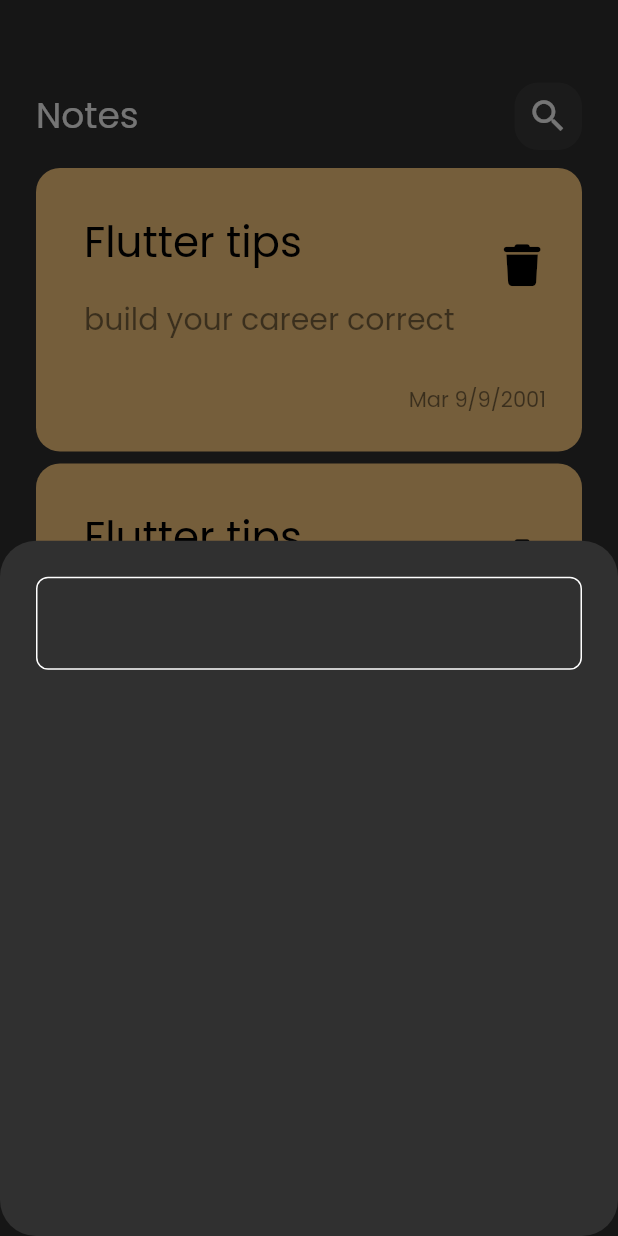
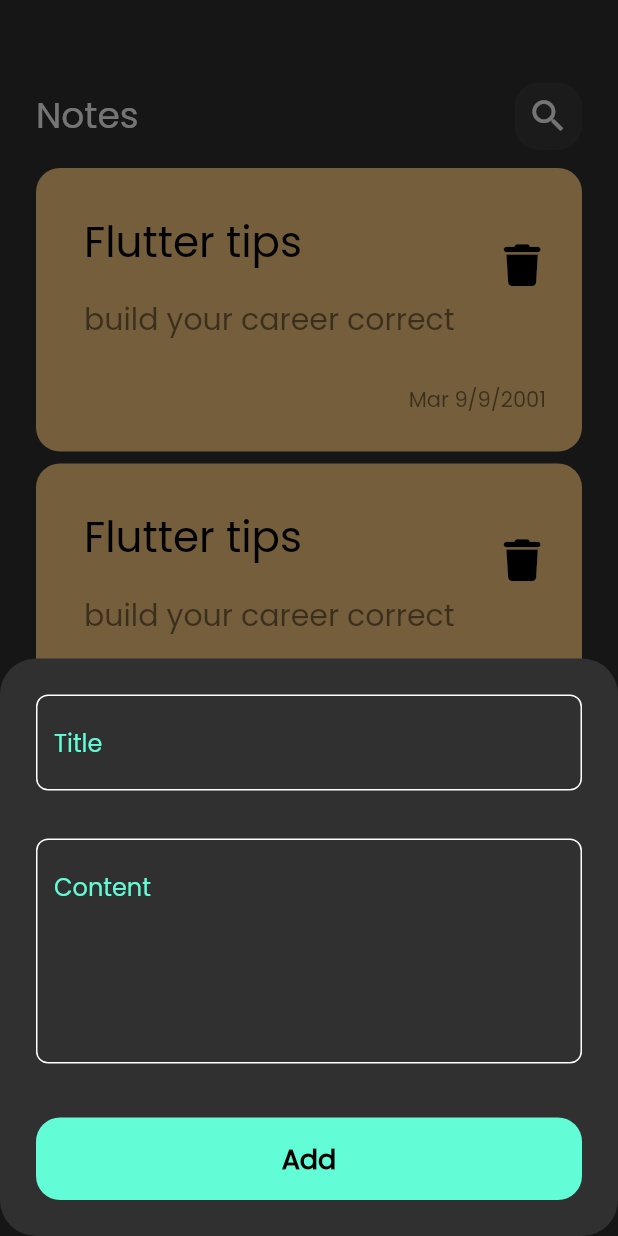
Before and after one commit to Taku-Android/Note-App, a Flutter app: the screen it shows after launch, after a tap on the "add" icon, on a phone screen of 412 x 824 dp. Run offline on Flutter 3.47's test engine with Material 2 defaults, Android fonts, the phone set to English and light mode, and no system bars; our stand-ins replace font_awesome_flutter.

Commit message:
- finish bottom sheet

```diff
--- a/lib/views/notes_view.dart
+++ b/lib/views/notes_view.dart
@@ -1,6 +1,6 @@
 import 'package:flutter/material.dart';
 import 'package:note_app/widgets/notes_view_body.dart';
-import '../widgets/add_note_bottomSheet.dart';
+import '../widgets/add_note_bottom_sheet.dart';
 
 class NotesView extends StatelessWidget {
   const NotesView({Key? key}) : super(key: key);
--- a/lib/widgets/add_note_bottomSheet.dart
+++ /dev/null
@@ -1,19 +0,0 @@
-import 'package:flutter/material.dart';
-import 'package:note_app/widgets/custom_text_field.dart';
-
-class AddNoteBottomSheet extends StatelessWidget {
-  const AddNoteBottomSheet({Key? key}) : super(key: key);
-
-  @override
-  Widget build(BuildContext context) {
-    return Padding(
-      padding: const EdgeInsets.symmetric(horizontal: 24.0),
-      child: Column(
-        children: [
-          SizedBox(height: 24,),
-          CustomTextField(),
-        ],
-      ),
-    );
-  }
-}
--- /dev/null
+++ b/lib/widgets/add_note_bottom_sheet.dart
@@ -0,0 +1,33 @@
+import 'package:flutter/material.dart';
+import 'package:note_app/widgets/custom_text_field.dart';
+import 'custom_button.dart';
+
+class AddNoteBottomSheet extends StatelessWidget {
+  const AddNoteBottomSheet({Key? key}) : super(key: key);
+
+  @override
+  Widget build(BuildContext context) {
+    return Padding(
+      padding: const EdgeInsets.symmetric(horizontal: 24.0),
+      child: SingleChildScrollView(
+        child: Column(
+          children: const [
+            SizedBox(height: 24,),
+            CustomTextField(hint: 'Title',),
+            SizedBox(height: 32,),
+
+            CustomTextField(hint: 'Content', maxLines: 5,),
+
+            SizedBox(height: 36,),
+
+
+            CustomButton(),
+
+            SizedBox(height: 24,),
+
+          ],
+        ),
+      ),
+    );
+  }
+}
--- /dev/null
+++ b/lib/widgets/custom_button.dart
@@ -0,0 +1,28 @@
+import 'package:flutter/material.dart';
+
+import '../constants.dart';
+class CustomButton extends StatelessWidget {
+  const CustomButton({Key? key}) : super(key: key);
+
+  @override
+  Widget build(BuildContext context) {
+    return Container(
+      width: MediaQuery.of(context).size.width,
+      height: 55,
+      decoration:  BoxDecoration(
+          color: kPrimaryColor,
+          borderRadius: BorderRadius.circular(16)
+      ),
+      child: const Center(
+        child: Text(
+          'Add',
+          style: TextStyle(
+              color: Colors.black ,
+              fontSize: 18 ,
+              fontWeight: FontWeight.bold
+          ),
+        ),
+      ),
+    );
+  }
+}
--- a/lib/widgets/custom_text_field.dart
+++ b/lib/widgets/custom_text_field.dart
@@ -2,13 +2,23 @@ import 'package:flutter/material.dart';
 import 'package:note_app/constants.dart';
 
 class CustomTextField extends StatelessWidget {
-  const CustomTextField({Key? key}) : super(key: key);
+  const CustomTextField({Key? key, required this.hint, this.maxLines  = 1}) : super(key: key);
+
+
+  final String hint ;
+  final int maxLines  ;
 
   @override
   Widget build(BuildContext context) {
     return TextField(
+      cursorColor: kPrimaryColor,
+      maxLines: maxLines,
       decoration: InputDecoration(
         border: buildBorder() ,
+        hintText: hint,
+        hintStyle: const TextStyle(
+          color: kPrimaryColor
+        ),
         enabledBorder: buildBorder() ,
         focusedBorder: buildBorder(color: kPrimaryColor)
       ),
```
